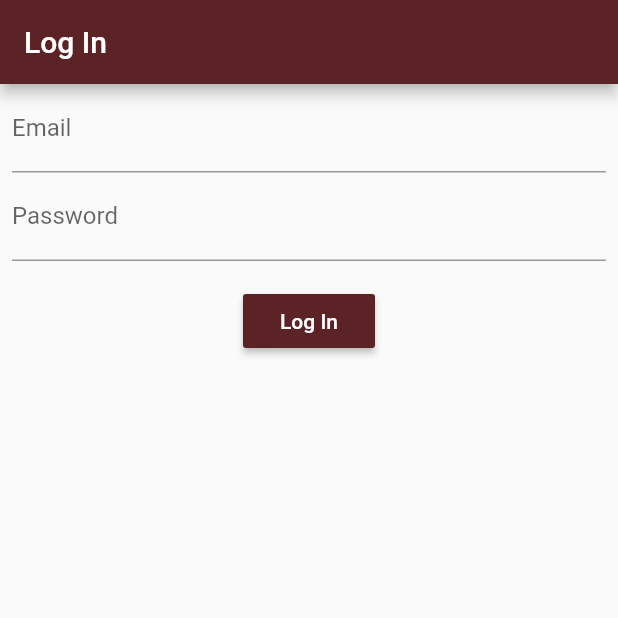
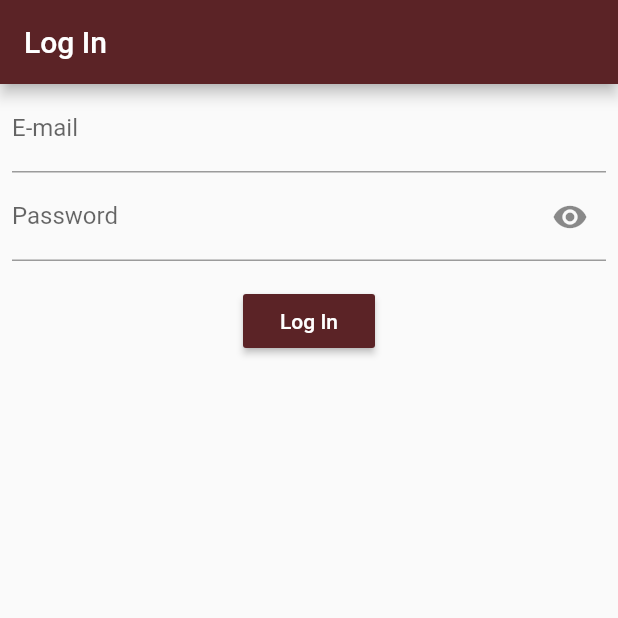
Before and after one commit to c3n7/Project_Black_Talon, a Flutter app: the screen it shows after launch, on a phone screen of 412 x 824 dp, the top half of it. Run offline on Flutter 3.47's test engine with Material 2 defaults, Android fonts, the phone set to English and light mode, and no system bars.

Commit message:
Obscured password text

```diff
--- a/lib/login.dart
+++ b/lib/login.dart
@@ -11,6 +11,8 @@ class _LoginScreenState extends State<LoginScreen> {
       new TextEditingController();
   final TextEditingController _pwdInputController = new TextEditingController();
 
+  bool _passWordVisible = false;
+
   Widget _buildEmailInputWidget() {
     return new Container(
       margin: EdgeInsets.symmetric(horizontal: 8.0),
@@ -18,7 +20,7 @@ class _LoginScreenState extends State<LoginScreen> {
         controller: _emailInputController,
         validator: _emailValidator,
         decoration: InputDecoration(
-          labelText: 'Email',
+          labelText: 'E-mail',
         ),
       ),
     );
@@ -31,14 +33,26 @@ class _LoginScreenState extends State<LoginScreen> {
     return null;
   }
 
+  void _togglePasswordVisibility() {
+    setState(() {
+      _passWordVisible = !_passWordVisible;
+    });
+  }
+
   Widget _buildPwdInputWidget() {
     return new Container(
       margin: EdgeInsets.symmetric(horizontal: 8.0),
       child: new TextFormField(
         controller: _pwdInputController,
         validator: _pwdValidator,
+        obscureText: !_passWordVisible,
         decoration: InputDecoration(
           labelText: 'Password',
+          suffixIcon: IconButton(
+            icon: new Icon(
+                _passWordVisible ? Icons.visibility_off : Icons.visibility),
+            onPressed: _togglePasswordVisibility,
+          ),
         ),
       ),
     );
```
